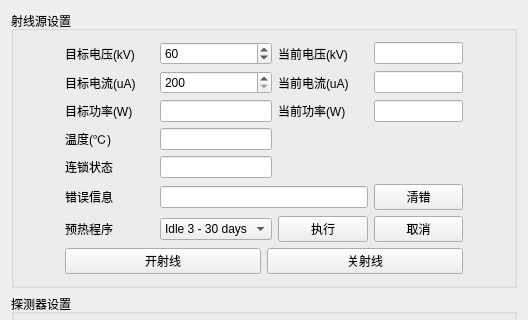
First picture: the form in RayimDR/UI/CommonConfigUI.ui, repository wangyunfu1996/RayimDR, before the edit; both pictures show x 0 to 528 and y 0 to 320 of the 528 by 528 pixel window.
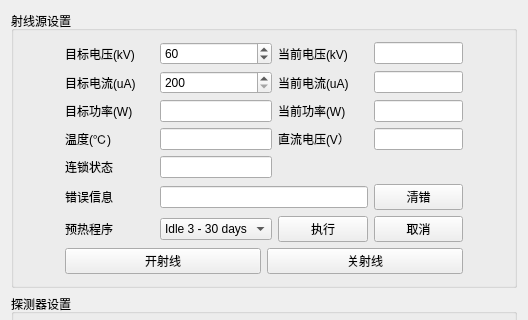
Second picture: the form after the edit. Custom widgets are drawn as their Qt base class.

Diff of the .ui file:
```diff
--- a/RayimDR/UI/CommonConfigUI.ui
+++ b/RayimDR/UI/CommonConfigUI.ui
@@ -224,6 +224,16 @@
         </property>
        </widget>
       </item>
+      <item row="3" column="3">
+       <widget class="ElaText" name="label_19">
+        <property name="text">
+         <string>直流电压(V）</string>
+        </property>
+       </widget>
+      </item>
+      <item row="3" column="4">
+       <widget class="ElaLineEdit" name="lineEdit_vdc"/>
+      </item>
      </layout>
     </widget>
    </item>
```
